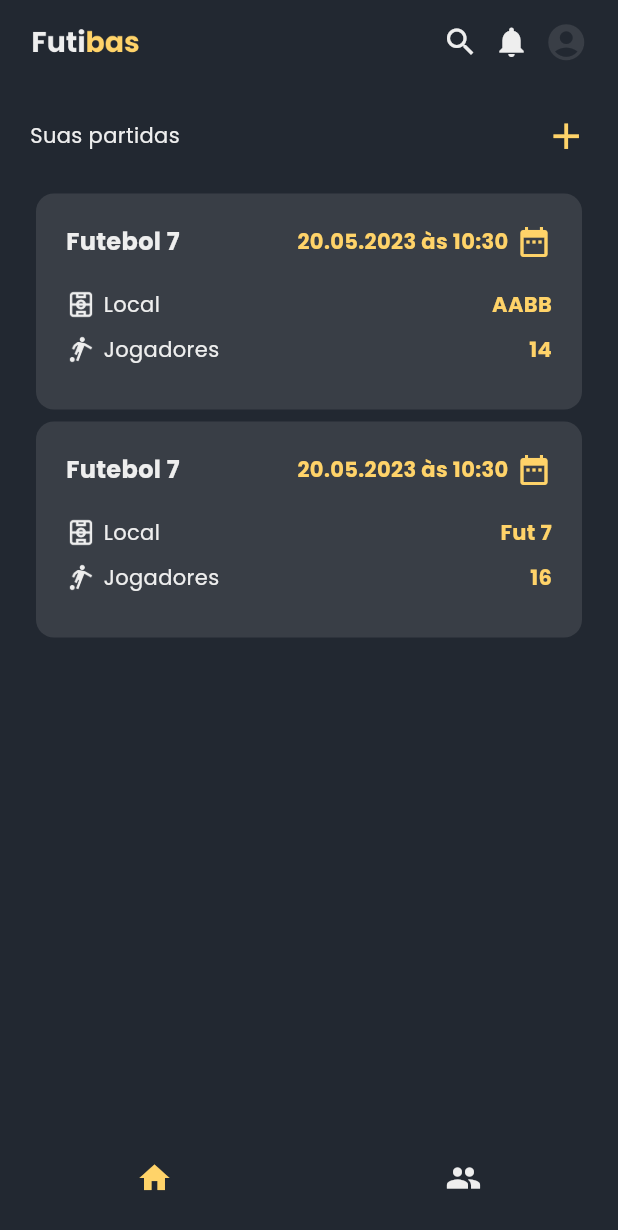
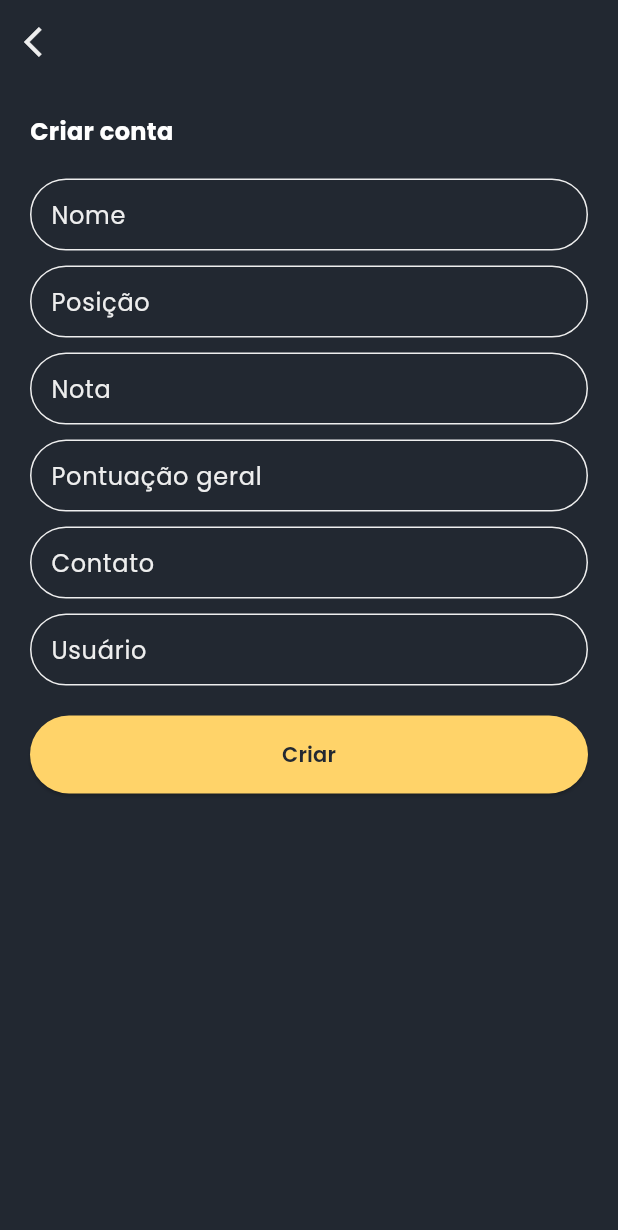
Before and after one commit to gnrfilipe04/futibas, a Flutter app: the screen it shows after launch, on a phone screen of 412 x 824 dp. Shown: the top 1230 px of the screen. Run offline on Flutter 3.47's test engine with Material 2 defaults, Android fonts, the light colour scheme and no system bars; our stand-ins replace cloud_firestore, firebase_core, flutter_mobx, flutter_rating_bar, get_it, google_fonts and 1 more; missing offline and left inert: validadores; accounts and stored records are empty; generated files the repository leaves out were written again.

Commit message:
:construction: work in progress...

```diff
--- a/lib/app/app.dart
+++ b/lib/app/app.dart
@@ -19,7 +19,7 @@ class MyApp extends StatelessWidget {
       theme: MyTheme.darkTheme,
       debugShowCheckedModeBanner: false,
       onGenerateRoute: router.generateRoute,
-      initialRoute: routes.HomeRoute,
+      initialRoute: routes.SignInRoute,
       navigatorKey: provider<NavigationService>().navigatorKey,
     );
   }
--- a/lib/app/app_provider.dart
+++ b/lib/app/app_provider.dart
@@ -2,6 +2,7 @@ import 'package:flutter/material.dart';
 import 'package:flutter/services.dart';
 import 'package:futibas/screens/auth/auth_view_model.dart';
 import 'package:futibas/screens/home/home_view_model.dart';
+import 'package:futibas/screens/signin/signin_view_model.dart';
 import 'package:futibas/services/FirebaseService.dart';
 import 'package:futibas/services/NavigationService.dart';
 import 'package:get_it/get_it.dart';
@@ -12,6 +13,7 @@ Future<void> setupProvider() async {
   provider.registerLazySingleton(() => NavigationService());
   provider.registerLazySingleton(() => AuthViewModel());
   provider.registerLazySingleton(() => HomeViewModel());
+  provider.registerLazySingleton(() => SignInViewModel());
 }
 
 Future<void> setupApp() async {
--- a/lib/constants/route_paths.dart
+++ b/lib/constants/route_paths.dart
@@ -1,3 +1,4 @@
 const String LoginRoute = 'Login';
 const String HomeRoute = 'Home';
 const String NewPlayerRoute = 'NewPlayer';
+const String SignInRoute = 'Signin';
--- a/lib/router/router.dart
+++ b/lib/router/router.dart
@@ -3,6 +3,7 @@ import 'package:futibas/constants/route_paths.dart' as routes;
 import 'package:futibas/screens/auth/auth_view.dart';
 import 'package:futibas/screens/home/home_view.dart';
 import 'package:futibas/screens/newPlayer/new_player.dart';
+import 'package:futibas/screens/signin/signin_view.dart';
 
 Route<dynamic> generateRoute(RouteSettings settings) {
   switch (settings.name) {
@@ -12,6 +13,8 @@ Route<dynamic> generateRoute(RouteSettings settings) {
       return MaterialPageRoute(builder: (context) => const HomeView());
     case routes.NewPlayerRoute:
       return MaterialPageRoute(builder: (context) => const NewPlayer());
+    case routes.SignInRoute:
+      return MaterialPageRoute(builder: (context) => const SignIn());
     default:
       return MaterialPageRoute(
           builder: (context) => Scaffold(
--- /dev/null
+++ b/lib/screens/signin/signin_view.dart
@@ -0,0 +1,78 @@
+import 'package:flutter/material.dart';
+import 'package:futibas/app/app_provider.dart';
+import 'package:futibas/screens/signin/signin_view_model.dart';
+import 'package:futibas/services/NavigationService.dart';
+import 'package:futibas/theme/my_colors.dart';
+import 'package:futibas/widgets/my_button.dart';
+import 'package:futibas/widgets/my_input.dart';
+import 'package:futibas/widgets/my_title.dart';
+
+class SignIn extends StatefulWidget {
+  const SignIn({super.key});
+
+  @override
+  State<SignIn> createState() => _SignInState();
+}
+
+class _SignInState extends State<SignIn> {
+  SignInViewModel signInViewModel = provider<SignInViewModel>();
+  NavigationService navigationService = provider<NavigationService>();
+
+
+  @override
+  Widget build(BuildContext context) {
+    return Scaffold(
+      appBar: AppBar(
+        leading: GestureDetector(
+          onTap: () => {
+            navigationService.goback()
+          },
+          child: const Icon(
+            Icons.arrow_back_ios,
+            color: MyColors.secondary,
+            size: 24,
+          ),
+        )),
+      body: Padding(
+        padding: const EdgeInsets.all(20),
+        child: SingleChildScrollView(
+          child: Column(
+            crossAxisAlignment: CrossAxisAlignment.start,
+            children: [
+              const MyTitle(value: 'Criar conta', fontSize: 16),
+              const SizedBox( height: 20,),
+              Form(
+                key: signInViewModel.formKey,
+                child: Column(
+                  crossAxisAlignment: CrossAxisAlignment.start,
+                  children: [
+                    const MyInput(label: 'Nome', ),
+                    const SizedBox( height: 10,),
+                    const MyInput(label: 'Posição', ),
+                    const SizedBox( height: 10,),
+                    const MyInput(label: 'Nota', ),
+                    const SizedBox( height: 10,),
+                    const MyInput(label: 'Pontuação geral', ),
+                    const SizedBox( height: 10,),
+                    const MyInput(label: 'Contato', ),
+                    const SizedBox( height: 10,),
+                    const MyInput(label: 'Usuário', ),
+                    Padding(
+                      padding: const EdgeInsets.symmetric(vertical: 20),
+                      child: MyButton(
+                        title: 'Criar',
+                        bgColor: MyColors.primary,
+                        titleColor: MyColors.dark,
+                        onPressed: () => {},
+                      ),
+                    )
+                  ],
+                )
+              ),
+            ],
+          ),
+        ),
+      ),
+    );
+  }
+}
--- /dev/null
+++ b/lib/screens/signin/signin_view_model.dart
@@ -0,0 +1,12 @@
+import 'package:flutter/material.dart';
+import 'package:mobx/mobx.dart';
+part 'signin_view_model.g.dart';
+
+class SignInViewModel = _SignInViewModelBase with _$SignInViewModel;
+
+abstract class _SignInViewModelBase with Store {
+  final formKey = GlobalKey<FormState>();
+
+  @action
+  sendForm(){}
+}
--- a/lib/widgets/my_input.dart
+++ b/lib/widgets/my_input.dart
@@ -2,13 +2,14 @@ import 'package:flutter/material.dart';
 import 'package:futibas/theme/my_colors.dart';
 
 class MyInput extends StatefulWidget {
-  const MyInput({Key? key, this.label, this.validatorMethod, this.placeholder, this.onSend,})
+  const MyInput({Key? key, this.label, this.validatorMethod, this.placeholder, this.onSend, this.suffixIcon,})
       : super(key: key);
 
   final String? label;
   final String? placeholder;
   final String? Function(String?)? validatorMethod;
   final Function(String?)? onSend;
+  final Widget? suffixIcon;
 
   @override
   State<MyInput> createState() => _MyInputState();
@@ -18,9 +19,9 @@ class _MyInputState extends State<MyInput> {
   @override
   Widget build(BuildContext context) {
     return TextFormField(
-      onFieldSubmitted: (value) => widget.onSend!(value),
+      onFieldSubmitted: (value) => widget.onSend != null ? widget.onSend!(value) : {},
       decoration: InputDecoration(
-        suffixIcon: const Icon(Icons.search),
+        suffixIcon: widget.suffixIcon,
         suffixIconColor: MaterialStateColor.resolveWith((states) =>
           states.contains(MaterialState.focused)
           ? MyColors.primary
```
Also changed, not shown: lib/screens/signin/signin_view_model.g.dart (added).
